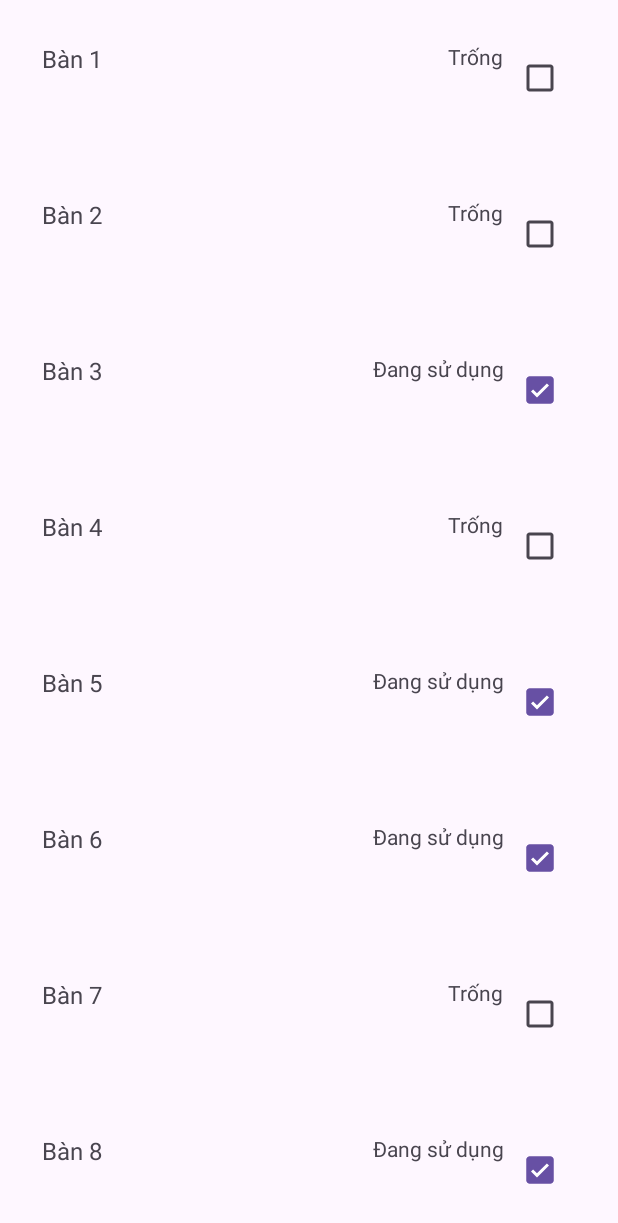
After one commit to LHCNguyen/OrderFoodApp, an Android app: the EmployeeActivity screen opened directly, with no data from a screen before it, on a phone screen of 412 x 824 dp. The commit adds this screen. Shown: the top 1223 px of the screen. Run offline under Robolectric (Android 15) with nearby library versions, the phone set to English and light mode, and no system bars.

Commit message:
update 09_12_2024

```diff
--- a/OrderFoodApp/app/src/main/AndroidManifest.xml
+++ b/OrderFoodApp/app/src/main/AndroidManifest.xml
@@ -17,12 +17,11 @@
             android:name=".DangKyActivity"
             android:exported="true"
             android:windowSoftInputMode="adjustResize">
-                <intent-filter>
-                    <action android:name="android.intent.action.MAIN" />
+            <intent-filter>
+                <action android:name="android.intent.action.MAIN" />
 
-                    <category android:name="android.intent.category.LAUNCHER" />
-                </intent-filter>
-
+                <category android:name="android.intent.category.LAUNCHER" />
+            </intent-filter>
         </activity>
 
         <activity android:name=".DangNhapActivity"
@@ -45,6 +44,10 @@
             android:exported="true">
         </activity>
 
+        <activity android:name=".EmployeeActivity"
+            android:exported="true">
+        </activity>
+
 
 
     </application>
--- /dev/null
+++ b/OrderFoodApp/app/src/main/java/com/example/orderfoodapp/Adaptor/BanAdaptor.java
@@ -0,0 +1,68 @@
+package com.example.orderfoodapp.Adaptor;
+
+import android.content.Context;
+import android.view.LayoutInflater;
+import android.view.View;
+import android.view.ViewGroup;
+import android.widget.CheckBox;
+import android.widget.TextView;
+import androidx.annotation.NonNull;
+import androidx.recyclerview.widget.RecyclerView;
+import com.example.orderfoodapp.Domain.BanDomain;
+import com.example.orderfoodapp.R;
+
+import java.util.ArrayList;
+
+public class BanAdaptor extends RecyclerView.Adapter<BanAdaptor.BanViewHolder> {
+    private Context context;
+    private ArrayList<BanDomain> danhSachBan;
+    private OnItemClickListener listener;
+
+    public BanAdaptor(Context context, ArrayList<BanDomain> danhSachBan, OnItemClickListener listener) {
+        this.context = context;
+        this.danhSachBan = danhSachBan;
+        this.listener = listener;
+    }
+
+    @NonNull
+    @Override
+    public BanViewHolder onCreateViewHolder(@NonNull ViewGroup parent, int viewType) {
+        View view = LayoutInflater.from(context).inflate(R.layout.item_ban, parent, false);
+        return new BanViewHolder(view);
+    }
+
+    @Override
+    public void onBindViewHolder(@NonNull BanViewHolder holder, int position) {
+        BanDomain ban = danhSachBan.get(position);
+        holder.tenBan.setText(ban.getTenBan());
+        holder.tinhTrang.setText(ban.getTinhTrang());
+        holder.trangThai.setChecked(ban.getTinhTrang().equals("Đang sử dụng"));
+
+        holder.trangThai.setOnCheckedChangeListener((buttonView, isChecked) -> {
+            if (listener != null) {
+                listener.onStatusChange(ban, isChecked);
+            }
+        });
+    }
+
+    @Override
+    public int getItemCount() {
+        return danhSachBan.size();
+    }
+
+    public interface OnItemClickListener {
+        void onStatusChange(BanDomain ban, boolean isChecked);
+    }
+
+    static class BanViewHolder extends RecyclerView.ViewHolder {
+        TextView tenBan, tinhTrang;
+        CheckBox trangThai;
+
+        public BanViewHolder(@NonNull View itemView) {
+            super(itemView);
+            tenBan = itemView.findViewById(R.id.tenBan);
+            tinhTrang = itemView.findViewById(R.id.tinhTrangBan);
+            trangThai = itemView.findViewById(R.id.checkBoxTrangThai);
+        }
+    }
+}
--- a/OrderFoodApp/app/src/main/java/com/example/orderfoodapp/DangNhapActivity.java
+++ b/OrderFoodApp/app/src/main/java/com/example/orderfoodapp/DangNhapActivity.java
@@ -77,8 +77,7 @@ public class DangNhapActivity extends AppCompatActivity {
                                 startActivity(new Intent(DangNhapActivity.this, AdminActivity.class));
                                 break;
                             case 2:
-                                // Vai trò Nhân viên
-
+                                startActivity(new Intent(DangNhapActivity.this, EmployeeActivity.class));
                                 break;
                             case 3:
                                 // Vai trò Khách hàng
--- /dev/null
+++ b/OrderFoodApp/app/src/main/java/com/example/orderfoodapp/Domain/BanDomain.java
@@ -0,0 +1,37 @@
+package com.example.orderfoodapp.Domain;
+
+public class BanDomain {
+    private int id;
+    private String tenBan;
+    private String tinhTrang;
+
+    public BanDomain(int id, String tenBan, String tinhTrang) {
+        this.id = id;
+        this.tenBan = tenBan;
+        this.tinhTrang = tinhTrang;
+    }
+
+    public int getId() {
+        return id;
+    }
+
+    public void setId(int id) {
+        this.id = id;
+    }
+
+    public String getTenBan() {
+        return tenBan;
+    }
+
+    public void setTenBan(String tenBan) {
+        this.tenBan = tenBan;
+    }
+
+    public String getTinhTrang() {
+        return tinhTrang;
+    }
+
+    public void setTinhTrang(String tinhTrang) {
+        this.tinhTrang = tinhTrang;
+    }
+}
--- /dev/null
+++ b/OrderFoodApp/app/src/main/java/com/example/orderfoodapp/EmployeeActivity.java
@@ -0,0 +1,74 @@
+package com.example.orderfoodapp;
+
+import android.annotation.SuppressLint;
+import android.database.Cursor;
+import android.database.sqlite.SQLiteDatabase;
+import android.os.Bundle;
+import android.view.View;
+import android.widget.Toast;
+import androidx.appcompat.app.AppCompatActivity;
+import androidx.recyclerview.widget.LinearLayoutManager;
+import androidx.recyclerview.widget.RecyclerView;
+import com.example.orderfoodapp.Domain.BanDomain;
+import com.example.orderfoodapp.Adaptor.BanAdaptor;
+import java.util.ArrayList;
+
+public class EmployeeActivity extends AppCompatActivity {
+    private RecyclerView recyclerView;
+    private BanAdaptor banAdaptor;
+    private ArrayList<BanDomain> listBan;
+
+    @Override
+    protected void onCreate(Bundle savedInstanceState) {
+        super.onCreate(savedInstanceState);
+        setContentView(R.layout.layout_employee);
+
+        recyclerView = findViewById(R.id.recyclerViewBan);
+        recyclerView.setLayoutManager(new LinearLayoutManager(this));
+
+        listBan = new ArrayList<>();
+        loadBanFromDatabase();
+
+        // Truyền context và listener vào constructor của BanAdaptor
+        banAdaptor = new BanAdaptor(this, listBan, new BanAdaptor.OnItemClickListener() {
+            @Override
+            public void onStatusChange(BanDomain ban, boolean isChecked) {
+                onBanUpdated(ban, isChecked);
+            }
+        });
+
+        recyclerView.setAdapter(banAdaptor);
+    }
+
+    private void loadBanFromDatabase() {
+        SQLiteDatabase database = openOrCreateDatabase("OrderFoodApp.db", MODE_PRIVATE, null);
+        Cursor cursor = database.rawQuery("SELECT MABAN, TENBAN, TINHTRANG FROM BANAN", null);
+
+        if (cursor.moveToFirst()) {
+            do {
+                int maBan = cursor.getInt(0);
+                String tenBan = cursor.getString(1);
+                String tinhTrang = cursor.getString(2);
+                listBan.add(new BanDomain(maBan, tenBan, tinhTrang));
+            } while (cursor.moveToNext());
+        }
+
+        cursor.close();
+        database.close();
+    }
+
+    private void onBanUpdated(BanDomain ban, boolean isChecked) {
+        SQLiteDatabase database = openOrCreateDatabase("OrderFoodApp.db", MODE_PRIVATE, null);
+        String newStatus = isChecked ? "Đang sử dụng" : "Trống";  // Sửa lại theo trạng thái isChecked
+
+        database.execSQL("UPDATE BANAN SET TINHTRANG = ? WHERE MABAN = ?", new Object[]{newStatus, ban.getId()});
+        database.close();
+
+        ban.setTinhTrang(newStatus); // Cập nhật trạng thái của bàn
+        recyclerView.post(() -> {
+            banAdaptor.notifyDataSetChanged();
+        });
+
+        Toast.makeText(this, "Cập nhật bàn " + ban.getTenBan() + " thành công!", Toast.LENGTH_SHORT).show();
+    }
+}
--- /dev/null
+++ b/OrderFoodApp/app/src/main/res/layout/item_ban.xml
@@ -0,0 +1,33 @@
+<androidx.constraintlayout.widget.ConstraintLayout xmlns:android="http://schemas.android.com/apk/res/android"
+    xmlns:app="http://schemas.android.com/apk/res-auto"
+    android:layout_width="match_parent"
+    android:layout_height="wrap_content"
+    android:padding="8dp"
+    android:layout_margin="@dimen/size20dp">
+
+    <TextView
+        android:id="@+id/tenBan"
+        android:layout_width="0dp"
+        android:layout_height="wrap_content"
+        android:text="Tên bàn"
+        android:textSize="16sp"
+        app:layout_constraintStart_toStartOf="parent"
+        app:layout_constraintTop_toTopOf="parent"
+        app:layout_constraintEnd_toStartOf="@id/tinhTrangBan" />
+
+    <TextView
+        android:id="@+id/tinhTrangBan"
+        android:layout_width="wrap_content"
+        android:layout_height="wrap_content"
+        android:text="Tình trạng"
+        app:layout_constraintStart_toEndOf="@id/tenBan"
+        app:layout_constraintTop_toTopOf="parent"
+        app:layout_constraintEnd_toStartOf="@id/checkBoxTrangThai" />
+
+    <CheckBox
+        android:id="@+id/checkBoxTrangThai"
+        android:layout_width="wrap_content"
+        android:layout_height="wrap_content"
+        app:layout_constraintEnd_toEndOf="parent"
+        app:layout_constraintTop_toTopOf="parent" />
+</androidx.constraintlayout.widget.ConstraintLayout>
--- /dev/null
+++ b/OrderFoodApp/app/src/main/res/layout/layout_employee.xml
@@ -0,0 +1,17 @@
+<androidx.constraintlayout.widget.ConstraintLayout
+    xmlns:android="http://schemas.android.com/apk/res/android"
+    xmlns:app="http://schemas.android.com/apk/res-auto"
+    android:layout_width="match_parent"
+    android:layout_height="match_parent">
+
+    <!-- RecyclerView hiển thị danh sách bàn -->
+    <androidx.recyclerview.widget.RecyclerView
+        android:id="@+id/recyclerViewBan"
+        android:layout_width="0dp"
+        android:layout_height="0dp"
+        app:layout_constraintTop_toTopOf="parent"
+        app:layout_constraintBottom_toBottomOf="parent"
+        app:layout_constraintStart_toStartOf="parent"
+        app:layout_constraintEnd_toEndOf="parent" />
+
+</androidx.constraintlayout.widget.ConstraintLayout>
```
